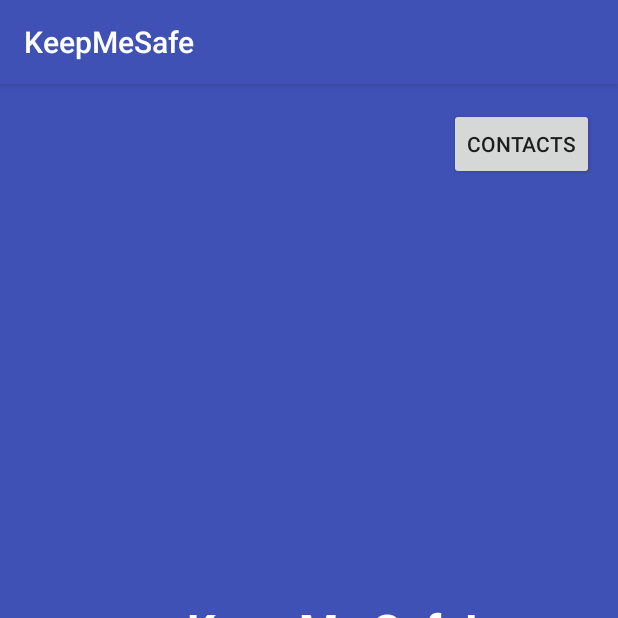
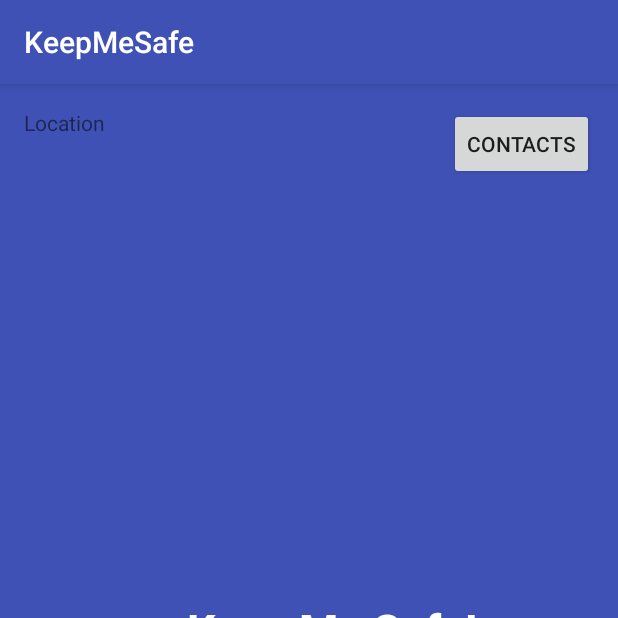
Before and after one commit to viveksvdy2014/KeepMeSafe, an Android app: the screen it shows after launch (MainActivity), on a phone screen of 412 x 824 dp, the top half of it. Run offline under Robolectric (Android 15) with nearby library versions, the phone set to English and light mode, and no system bars; 2 statements that could not run were skipped.

Commit message:
gps started

```diff
--- a/app/src/main/res/layout/activity_main.xml
+++ b/app/src/main/res/layout/activity_main.xml
@@ -12,6 +12,17 @@
     android:paddingRight="@dimen/activity_horizontal_margin"
     android:paddingTop="@dimen/activity_vertical_margin"
     tools:context="com.speedyapps.keepyousafe.MainActivity">
+    <TextView
+        android:layout_width="wrap_content"
+        android:layout_height="wrap_content"
+        android:text="Location"
+        android:id="@+id/loc"
+        android:layout_alignParentRight="true"
+        android:layout_alignParentEnd="true"
+        android:layout_alignParentLeft="true"
+        android:layout_alignParentStart="true"
+        android:layout_alignParentBottom="true"
+        android:layout_alignParentTop="true" />
 
     <TextView
         android:text="Keep Me Safe!"
```
Also changed, not shown: app/src/main/AndroidManifest.xml (+8 -4 lines), app/src/main/java/com/speedyapps/keepyousafe/MainActivity.java (+37 -0 lines).
